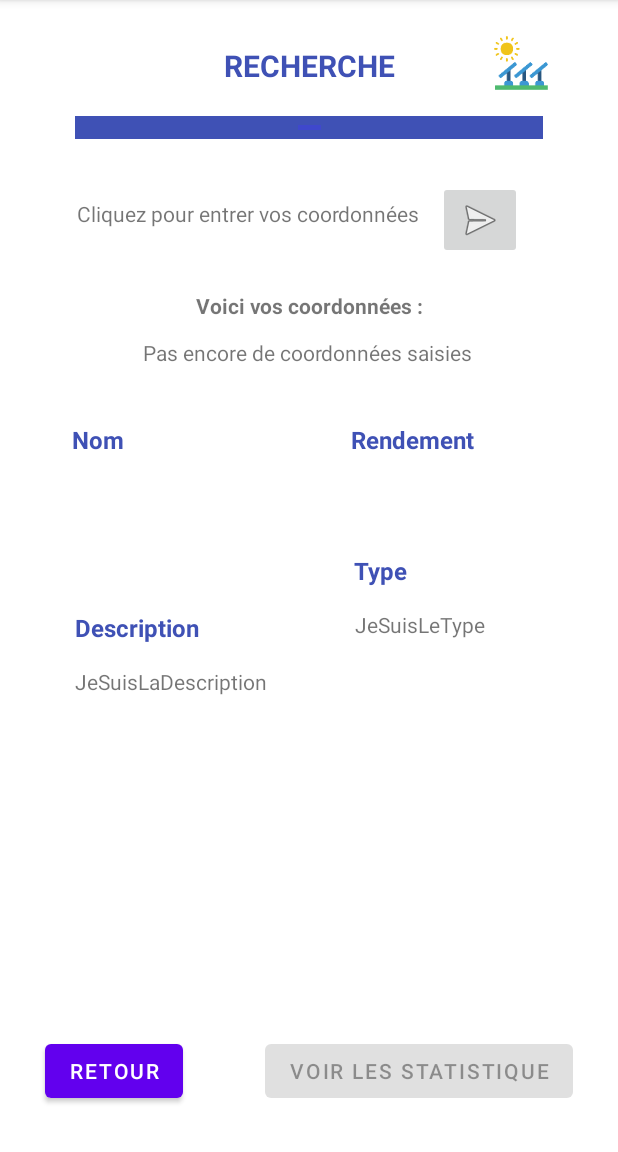
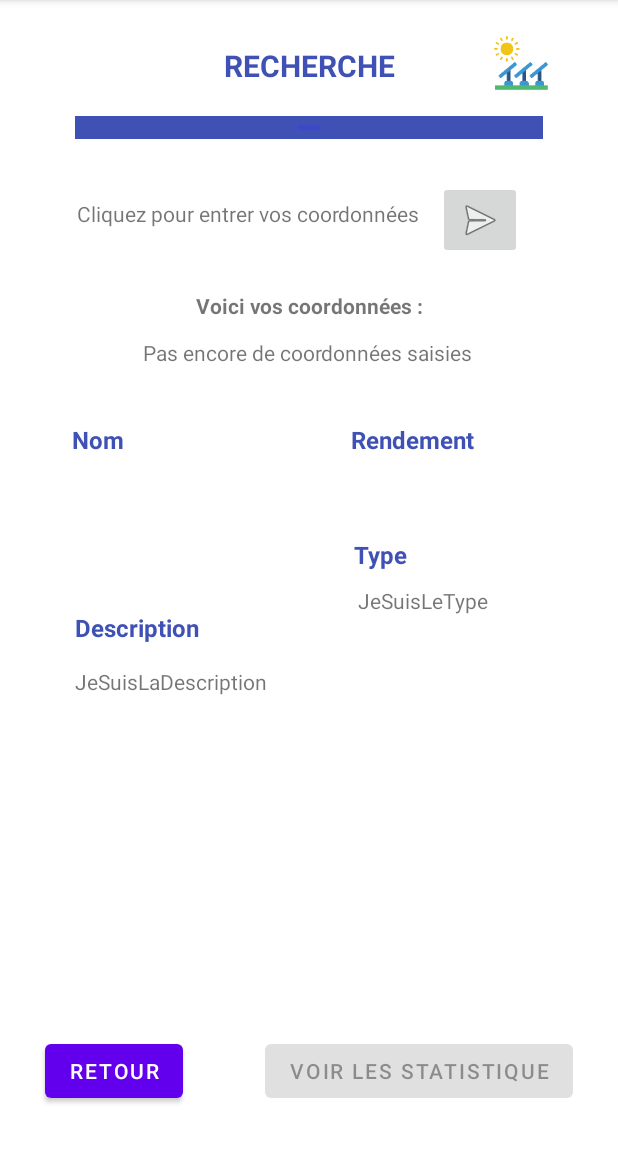
Before and after one commit to TeoAsseline/SolarSoluce, an Android app: the RechercheActivity screen opened directly, with no data from a screen before it, on a phone screen of 412 x 824 dp, the part 84-1236 px from its top. Run offline under Robolectric (Android 15) with nearby library versions, the phone set to English and light mode, and no system bars; 4 statements that could not run were skipped.

Commit message:
correction affichage recherche

```diff
--- a/app/src/main/res/layout/recherchesolar.xml
+++ b/app/src/main/res/layout/recherchesolar.xml
@@ -74,8 +74,8 @@
 
     <TextView
         android:id="@+id/afficherendementpanneau"
-        android:layout_width="149dp"
-        android:layout_height="40dp"
+        android:layout_width="147dp"
+        android:layout_height="29dp"
         android:layout_marginTop="15dp"
         android:layout_marginEnd="30dp"
         android:text="@string/jesuilerendement"
@@ -123,9 +123,9 @@
 
     <TextView
         android:id="@+id/affichetypepanneau"
-        android:layout_width="115dp"
-        android:layout_height="32dp"
-        android:layout_marginTop="15dp"
+        android:layout_width="113dp"
+        android:layout_height="22dp"
+        android:layout_marginTop="10dp"
         android:layout_marginEnd="60dp"
         android:text="@string/jesuisletype"
         app:layout_constraintEnd_toEndOf="parent"
```
